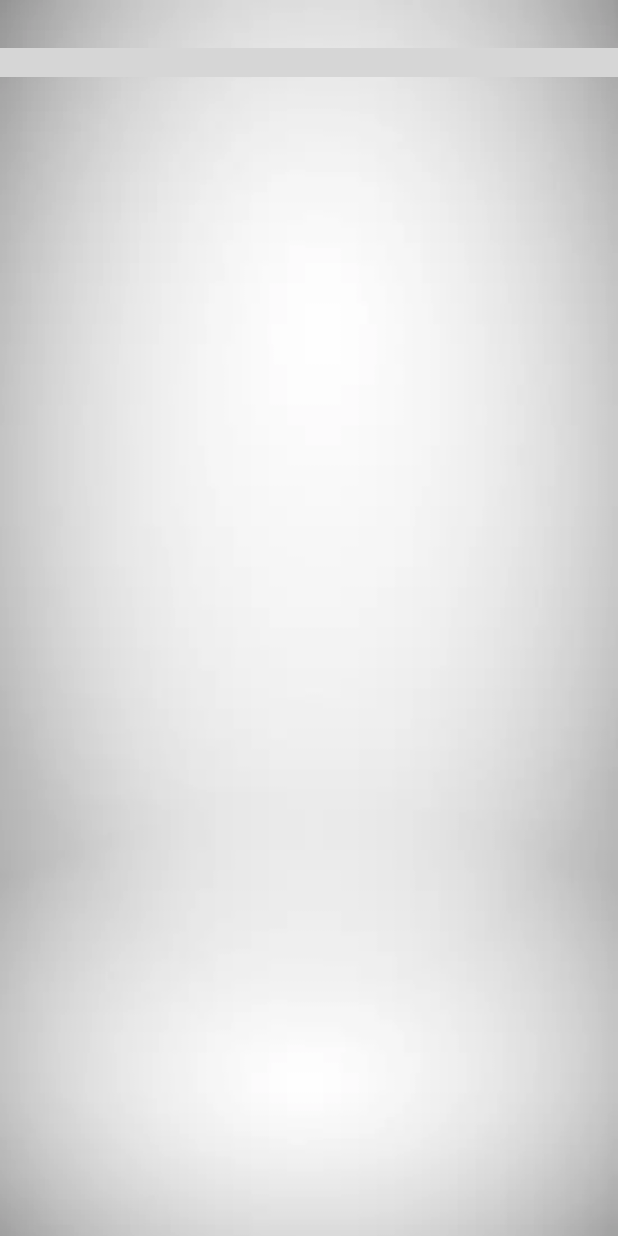
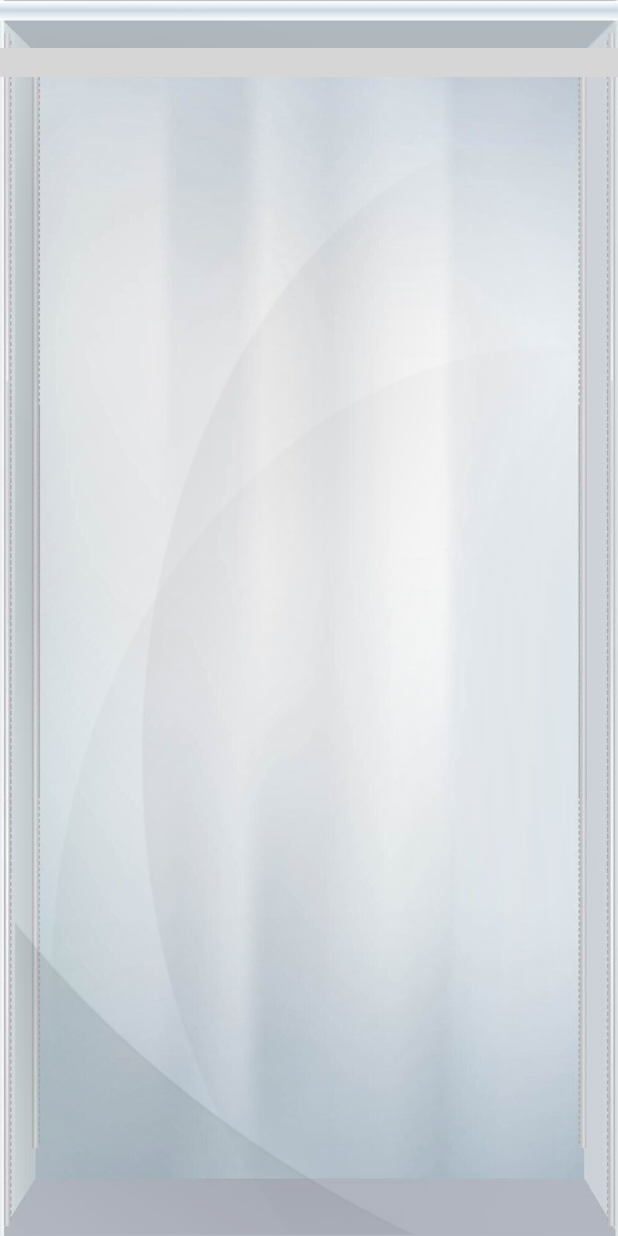
Before and after one commit to basemomar94/ArVendingMachine, an Android app: the layout dialog_ar_machine.xml on its own in the app's theme, with its tools: preview values and no code run, on a phone screen of 412 x 824 dp. Run offline under Robolectric (Android 15) with nearby library versions, the phone set to English and light mode, and no system bars; grey boxes are pictures that could not be loaded.

Commit message:
update code

```diff
--- a/app/src/main/java/com/ezfirecontrols/screensaverdemo/CheckOutDialog.kt
+++ b/app/src/main/java/com/ezfirecontrols/screensaverdemo/CheckOutDialog.kt
@@ -61,7 +61,7 @@ class CheckOutDialog(val cartList: MutableList<ArItem>, val checkOutInterface: C
             setHasFixedSize(true)
 
         }
-        binding?.total2?.text = cartList.sumOf { it.itemPrice }.toString() + " $"
+        binding?.total2?.text = " $" + cartList.sumOf { it.itemPrice }.toString()
 
 
     }
@@ -69,7 +69,7 @@ class CheckOutDialog(val cartList: MutableList<ArItem>, val checkOutInterface: C
     override fun removeItem(cartItem: ArItem, position: Int) {
         cartAdapter?.notifyItemRemoved(position)
         cartList.removeAt(position)
-        binding?.total2?.text = " $" + cartList.sumOf { it.itemPrice }.toString()
+        binding?.total2?.text = "$" + cartList.sumOf { it.itemPrice }.toString()
         checkOutInterface.updateRemovedItem(cartItem)
         if (cartList.size == 0) {
             dismiss()
--- a/app/src/main/res/layout/dialog_ar_machine.xml
+++ b/app/src/main/res/layout/dialog_ar_machine.xml
@@ -3,22 +3,24 @@
     xmlns:app="http://schemas.android.com/apk/res-auto"
     xmlns:tools="http://schemas.android.com/tools"
     android:layout_width="match_parent"
-    android:layout_height="match_parent"
-   >
+    android:layout_height="match_parent">
+
     <ImageView
         android:id="@+id/back_ground"
         android:layout_width="match_parent"
         android:layout_height="match_parent"
         android:scaleType="fitXY"
-        android:src="@drawable/ix6ua"
+        android:src="@drawable/gradient_shelves"
         app:layout_constraintBottom_toBottomOf="parent"
         app:layout_constraintEnd_toEndOf="parent"
         app:layout_constraintStart_toStartOf="parent"
         app:layout_constraintTop_toTopOf="parent" />
+
     <androidx.recyclerview.widget.RecyclerView
         android:id="@+id/ads_rv"
-        android:layout_width="wrap_content"
+        android:layout_width="0dp"
         android:layout_height="0dp"
+        android:layout_marginTop="72dp"
         android:visibility="visible"
         app:layout_constraintBottom_toTopOf="@+id/cardView"
         app:layout_constraintEnd_toEndOf="parent"
@@ -53,10 +55,10 @@
         android:scaleType="fitCenter"
         android:src="@drawable/person"
         android:visibility="visible"
-        app:layout_constraintTop_toTopOf="@id/banner"
         app:layout_constraintBottom_toBottomOf="@+id/banner"
         app:layout_constraintDimensionRatio="1:1"
-        app:layout_constraintEnd_toStartOf="parent" />
+        app:layout_constraintEnd_toStartOf="parent"
+        app:layout_constraintTop_toTopOf="@id/banner" />
 
     <ImageView
         android:id="@+id/image_ad_2"
@@ -65,13 +67,12 @@
         android:scaleType="fitCenter"
         android:src="@drawable/pepsi"
         android:visibility="visible"
-        app:layout_constraintTop_toTopOf="@id/banner"
         app:layout_constraintBottom_toBottomOf="@+id/banner"
         app:layout_constraintDimensionRatio="1:1"
-        app:layout_constraintEnd_toStartOf="@id/image_ad_1" />
+        app:layout_constraintEnd_toStartOf="@id/image_ad_1"
+        app:layout_constraintTop_toTopOf="@id/banner" />
 
     <ImageView
-        app:layout_constraintTop_toTopOf="@id/banner"
         android:id="@+id/image_ad_3"
         android:layout_width="0dp"
         android:layout_height="100dp"
@@ -80,23 +81,26 @@
         android:visibility="visible"
         app:layout_constraintBottom_toBottomOf="@+id/banner"
         app:layout_constraintDimensionRatio="1:1"
-        app:layout_constraintEnd_toStartOf="@id/image_ad_2" />
+        app:layout_constraintEnd_toStartOf="@id/image_ad_2"
+        app:layout_constraintTop_toTopOf="@id/banner" />
 
     <ImageView
         android:id="@+id/glass"
         android:layout_width="0dp"
         android:layout_height="0dp"
         android:scaleType="fitXY"
+        android:src="@drawable/glassr"
         android:visibility="visible"
         app:layout_constraintBottom_toBottomOf="parent"
         app:layout_constraintEnd_toEndOf="parent"
+        app:layout_constraintHorizontal_bias="1.0"
         app:layout_constraintStart_toStartOf="parent"
         app:layout_constraintTop_toTopOf="parent"
-         />
+        app:layout_constraintVertical_bias="1.0" />
 
     <androidx.cardview.widget.CardView
         android:id="@+id/cardView"
-        android:layout_width="match_parent"
+        android:layout_width="0dp"
         android:layout_height="wrap_content"
         android:background="@drawable/cardbackground"
         android:visibility="visible"
@@ -160,4 +164,15 @@
         </androidx.constraintlayout.widget.ConstraintLayout>
     </androidx.cardview.widget.CardView>
 
+    <ImageView
+        android:id="@+id/imageView2"
+        android:layout_width="wrap_content"
+        android:layout_height="wrap_content"
+        android:scaleType="fitXY"
+        app:layout_constraintBottom_toBottomOf="parent"
+        app:layout_constraintEnd_toEndOf="parent"
+        app:layout_constraintStart_toStartOf="parent"
+        app:layout_constraintTop_toTopOf="parent"
+        app:srcCompat="@drawable/bars" />
+
 </androidx.constraintlayout.widget.ConstraintLayout>
```
Also changed, not shown: app/src/main/java/com/ezfirecontrols/screensaverdemo/ArMachineDialog.kt (+17 -9 lines), app/src/main/res/layout/ar_item.xml (+7 -7 lines), app/src/main/res/drawable/bars.png (added), app/src/main/res/drawable/glassholder.png (added), app/src/main/res/drawable/glassr.png (added), app/src/main/res/drawable/gradient_shelves.jpg (added), app/src/main/res/drawable/toplayer.png (added), app/src/main/res/drawable/vanilla2.png (added).
